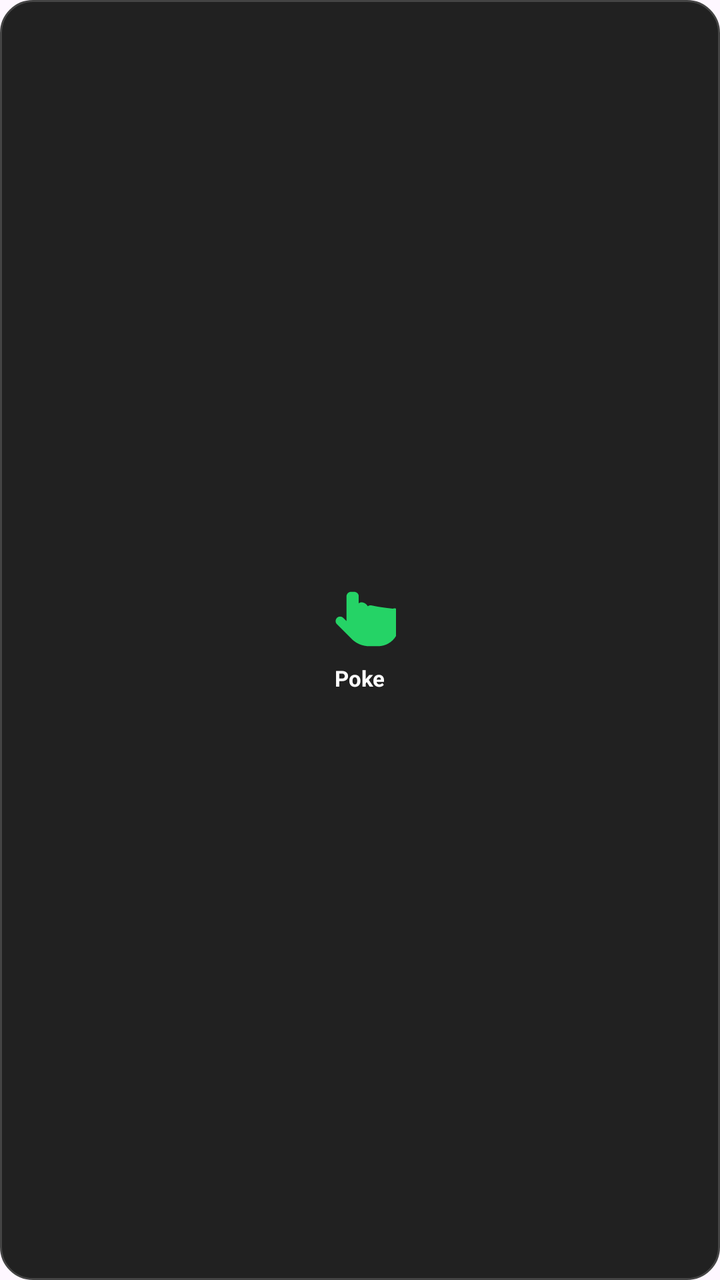
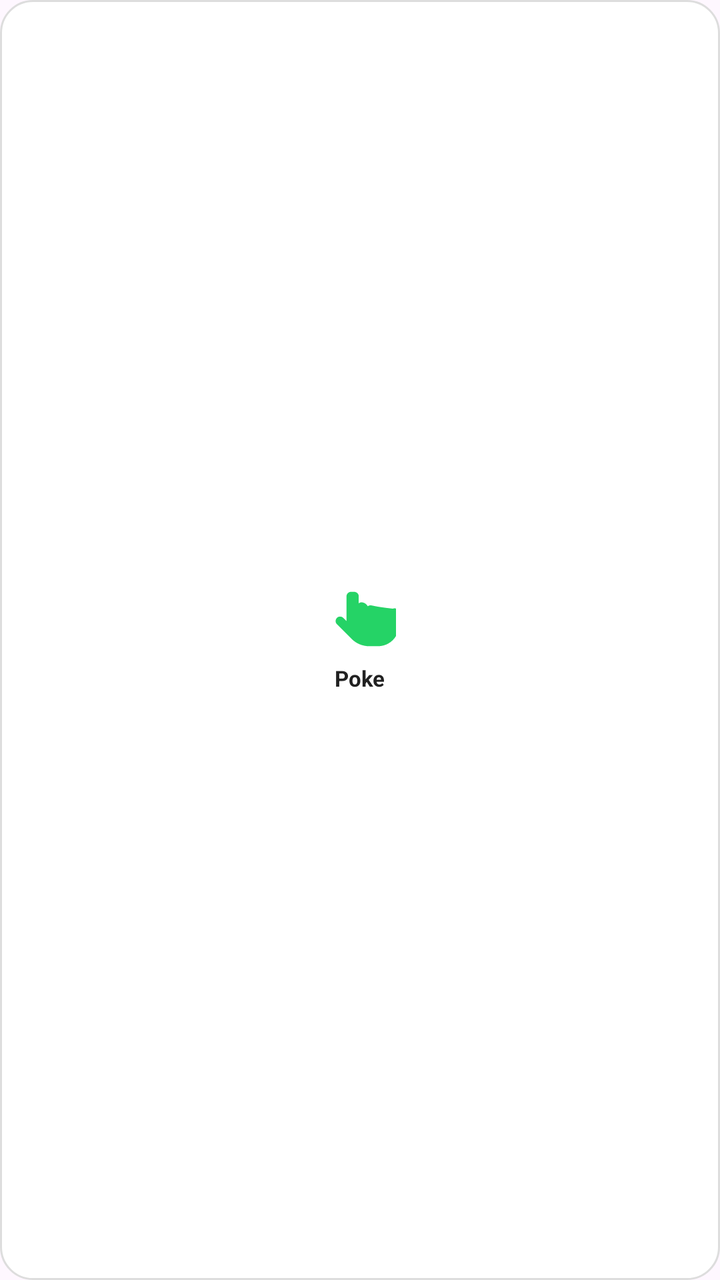

Compare the two renders of this Android layout. The source of the first and the diff that turns it into the second are given below.
<!-- AndroidManifest.xml: application theme Theme.ProjectCecily -->
<!-- res/layout/widget_poke.xml -->
<?xml version="1.0" encoding="utf-8"?>
<LinearLayout xmlns:android="http://schemas.android.com/apk/res/android"
    xmlns:app="http://schemas.android.com/apk/res-auto"
    android:id="@+id/widget_poke_root"
    android:layout_width="match_parent"
    android:layout_height="match_parent"
    android:background="@drawable/widget_background"
    android:gravity="center"
    android:orientation="vertical"
    android:padding="8dp">

    <ImageView
        android:id="@+id/ivPokeHand"
        android:layout_width="36dp"
        android:layout_height="36dp"
        android:contentDescription="Poke Partner"
        android:src="@drawable/ic_poke_hand" />

    <TextView
        android:id="@+id/tvPokeText"
        android:layout_width="wrap_content"
        android:layout_height="wrap_content"
        android:layout_marginTop="2dp"
        android:text="Poke"
        android:textColor="#FFFFFF"
        android:textSize="11sp"
        android:textStyle="bold" />

</LinearLayout>
<!-- resources referenced by this layout -->
<resources>
  <!-- drawable ic_poke_hand (drawable) -->
  <?xml version="1.0" encoding="utf-8"?>
  <vector xmlns:android="http://schemas.android.com/apk/res/android"
      android:width="48dp"
      android:height="48dp"
      android:viewportWidth="24"
      android:viewportHeight="24">
      <path
          android:fillColor="#25D366"
          android:pathData="M9,1.5c-0.83,0 -1.5,0.67 -1.5,1.5v8.27l-1.09,-1.09c-0.58,-0.58 -1.52,-0.58 -2.1,0c-0.59,0.59 -0.59,1.54 0,2.12l4.89,4.89c1.56,1.56 3.68,2.44 5.89,2.44h2.91c3.87,0 7,-3.13 7,-7V8.5c0,-0.83 -0.67,-1.5 -1.5,-1.5c-0.19,0 -0.37,0.04 -0.53,0.11C16.82,6.44 16.19,6 15.5,6c-0.34,0 -0.65,0.11 -0.91,0.31C14.12,5.52 13.36,5 12.5,5c-0.34,0 -0.66,0.11 -0.92,0.31V3c0,-0.83 -0.67,-1.5 -1.58,-1.5z" />
  </vector>
  <!-- drawable widget_background (drawable) -->
  <?xml version="1.0" encoding="utf-8"?>
  <shape xmlns:android="http://schemas.android.com/apk/res/android">
      <solid android:color="#212121" />
      <corners android:radius="16dp" />
      <stroke android:width="1dp" android:color="#444444" />
  </shape>
  <style name="Theme.ProjectCecily" parent="Base.Theme.ProjectCecily" />
  <style name="Base.Theme.ProjectCecily" parent="Theme.Material3.DayNight.NoActionBar">
          
          <item name="colorPrimary">@color/nav_selected</item>
          <item name="windowActionBar">false</item>
          <item name="windowNoTitle">true</item>
  
          
          <item name="colorOnSecondaryContainer">@color/nav_selected</item>
      </style>
  <color name="nav_selected">#007AFF</color>
</resources>

<!-- the commit's change to res/layout/widget_poke.xml (unified diff, before → after) -->
@@ -22,7 +22,7 @@
         android:layout_height="wrap_content"
         android:layout_marginTop="2dp"
         android:text="Poke"
-        android:textColor="#FFFFFF"
+        android:textColor="@color/widget_text_color"
         android:textSize="11sp"
         android:textStyle="bold" />
 
<!-- resource entries referenced after the edit -->
@@ -1,5 +1,6 @@
 <!-- resources referenced by this layout -->
 <resources>
+  <color name="widget_text_color">#212121</color>
   <!-- drawable ic_poke_hand (drawable) -->
   <?xml version="1.0" encoding="utf-8"?>
   <vector xmlns:android="http://schemas.android.com/apk/res/android"
@@ -14,11 +15,13 @@
   <!-- drawable widget_background (drawable) -->
   <?xml version="1.0" encoding="utf-8"?>
   <shape xmlns:android="http://schemas.android.com/apk/res/android">
-      <solid android:color="#212121" />
+      <solid android:color="@color/widget_bg_color" />
       <corners android:radius="16dp" />
-      <stroke android:width="1dp" android:color="#444444" />
+      <stroke android:width="1dp" android:color="@color/widget_stroke_color" />
   </shape>
   <style name="Theme.ProjectCecily" parent="Base.Theme.ProjectCecily" />
+  <color name="widget_bg_color">#FFFFFF</color>
+  <color name="widget_stroke_color">#DDDDDD</color>
   <style name="Base.Theme.ProjectCecily" parent="Theme.Material3.DayNight.NoActionBar">
           
           <item name="colorPrimary">@color/nav_selected</item>
